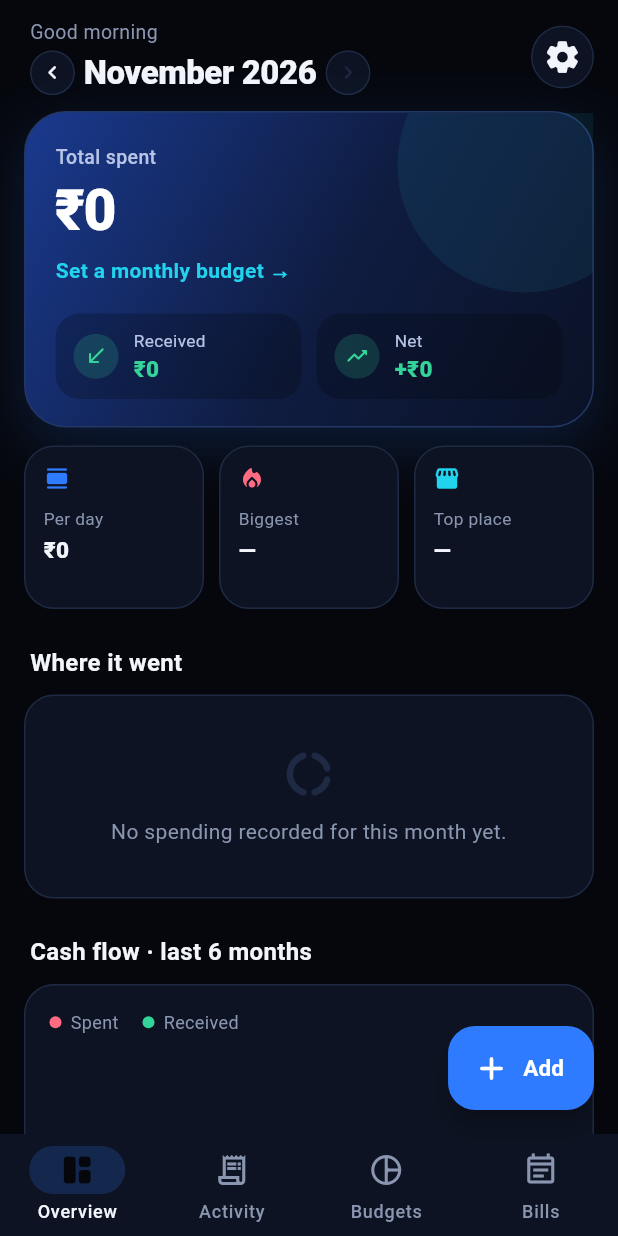
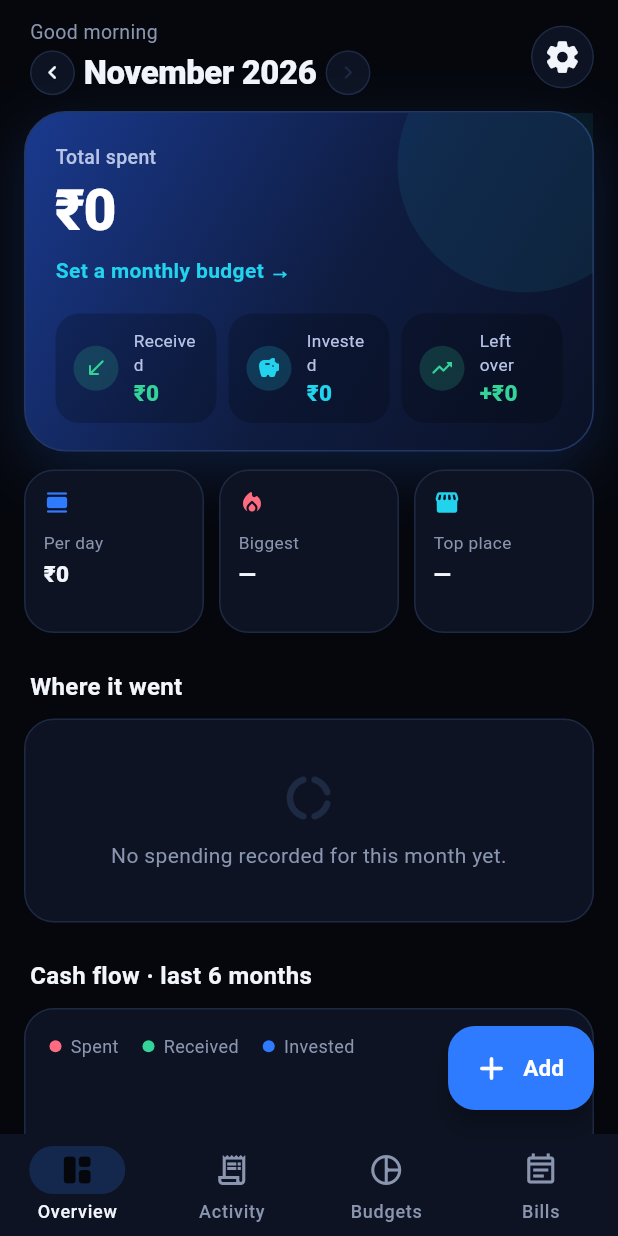
Before and after one commit to Zerogentic/Daily-Expense-Tracker, a Flutter app: the screen it shows after launch, on a phone screen of 412 x 824 dp. Run offline on Flutter 3.47's test engine with Material 3 defaults, Android fonts, the phone set to English and light mode, and no system bars; our stand-ins replace sqflite; accounts and stored records are empty.

Commit message:
Count investments as savings, not spending
- New built-in categories: Investments (SIPs, mutual funds, stocks,
  digital gold) and FD, RD & PPF (deposits, PPF, NPS, Sukanya); money
  back from them goes to 'Investment withdrawals'
- Savings categories are left out of spending, income and budgets, and
  any category can be switched to 'Counts as savings' in its edit sheet
- Overview shows Received, Invested (with savings rate) and Left over;
  the cash-flow chart gets an Invested bar; Activity day totals show
  what was saved; investment amounts are shown in blue
- SIP auto-debits are recognised from ICCL / BSE StAR MF / NSE Clearing /
  CAMS / KFintech / Zerodha / Groww and similar; redemptions and matured
  deposits from the same names or 'redemption' / 'matured' wording
- Database v5 adds the savings flag to categories

Co-Authored-By: Claude Opus 5.5 <noreply@anthropic.com>
Claude-Session: https://claude.ai/code/session_011TRZQSLSjaR8zWn9ytbVBc

```diff
--- a/lib/models.dart
+++ b/lib/models.dart
@@ -36,8 +36,18 @@ class Txn {
   final bool excluded;
 
   bool get isExpense => type == TxnType.debit;
-  bool get countsAsSpend => isExpense && !excluded;
-  bool get countsAsIncome => !isExpense && !excluded;
+  /// In a savings category (investments, deposits, or money back from them).
+  bool get isSaving => categoryFor(category).saving;
+
+  /// Spending: money out that isn't savings.
+  bool get countsAsSpend => isExpense && !excluded && !isSaving;
+
+  /// Money put into savings and investments.
+  bool get countsAsSaving => isExpense && !excluded && isSaving;
+
+  /// Money taken back out of savings (redemptions, matured deposits); not income.
+  bool get countsAsWithdrawal => !isExpense && !excluded && isSaving;
+  bool get countsAsIncome => !isExpense && !excluded && !isSaving;
   bool get fromSms => source == 'sms';
 
   String get title {
@@ -184,7 +194,8 @@ class Bill {
 }
 
 class Category {
-  const Category(this.key, this.label, this.icon, this.color, {this.income = false, this.custom = false});
+  const Category(this.key, this.label, this.icon, this.color,
+      {this.income = false, this.custom = false, this.saving = false});
 
   final String key;
   final String label;
@@ -192,6 +203,9 @@ class Category {
   final Color color;
   final bool income;
   final bool custom;
+
+  /// Savings, not spending or income: investments, deposits, and money back from them.
+  final bool saving;
 }
 
 /// Icons offered for new categories. Stored by index so release builds can
@@ -240,6 +254,9 @@ const List<IconData> categoryIconChoices = [
   Icons.work_rounded,
   Icons.replay_rounded,
   Icons.help_outline_rounded,
+  Icons.trending_up_rounded,
+  Icons.account_balance_wallet_rounded,
+  Icons.lock_clock_rounded,
 ];
 
 const List<Color> categoryColorChoices = [
@@ -287,10 +304,14 @@ const List<Category> builtInCategories = [
   Category('card_payment', 'Card bill payment', Icons.credit_card_rounded, Color(0xFF818CF8)),
   Category('misc', 'Other', Icons.category_rounded, Color(0xFFA8A29E)),
   // Not categorised yet: the app couldn't tell and the user hasn't picked one.
+  Category('investments', 'Investments', Icons.trending_up_rounded, Color(0xFF2F7BFF), saving: true),
+  Category('deposits', 'FD, RD & PPF', Icons.lock_clock_rounded, Color(0xFF22D3EE), saving: true),
   Category('other', 'Unknown', Icons.help_outline_rounded, Color(0xFF9CA3AF)),
   Category('salary', 'Salary', Icons.work_rounded, Color(0xFF34D399), income: true),
   Category('refund', 'Refunds & cashback', Icons.replay_rounded, Color(0xFF22D3EE), income: true),
   Category('misc_income', 'Other income', Icons.savings_rounded, Color(0xFF4ADE80), income: true),
+  Category('redemption', 'Investment withdrawals', Icons.account_balance_wallet_rounded, Color(0xFF22D3EE),
+      income: true, saving: true),
   // Money in that isn't categorised yet.
   Category('income', 'Unknown', Icons.help_outline_rounded, Color(0xFF9CA3AF), income: true),
   Category('transfers_in', 'Transfers in', Icons.swap_horiz_rounded, Color(0xFF7DD3FC), income: true),
@@ -314,6 +335,7 @@ Category customCategoryFromMap(Map<String, Object?> m) {
     categoryColorChoices[colorIndex],
     income: (m['income'] as int) == 1,
     custom: !isBuiltInCategory(m['key'] as String),
+    saving: ((m['saving'] as int?) ?? 0) == 1,
   );
 }
 
--- a/lib/screens/activity_screen.dart
+++ b/lib/screens/activity_screen.dart
@@ -158,6 +158,7 @@ class _DayTotal extends StatelessWidget {
     final state = AppScope.of(context);
     final out = txns.where((t) => t.countsAsSpend).fold<double>(0, (s, t) => s + state.counted(t));
     final inn = txns.where((t) => t.countsAsIncome).fold<double>(0, (s, t) => s + state.counted(t));
+    final saved = txns.where((t) => t.countsAsSaving).fold<double>(0, (s, t) => s + state.counted(t));
     return Row(
       mainAxisSize: MainAxisSize.min,
       children: [
@@ -168,6 +169,10 @@ class _DayTotal extends StatelessWidget {
         if (inn > 0)
           Text('+${money(inn)}',
               style: const TextStyle(fontSize: 12.5, color: AppColors.receive, fontWeight: FontWeight.w600)),
+        if (saved > 0 && (out > 0 || inn > 0)) const SizedBox(width: 10),
+        if (saved > 0)
+          Text('${money(saved)} saved',
+              style: const TextStyle(fontSize: 12.5, color: AppColors.accent, fontWeight: FontWeight.w600)),
       ],
     );
   }
--- a/lib/screens/budgets_screen.dart
+++ b/lib/screens/budgets_screen.dart
@@ -18,7 +18,7 @@ class BudgetsScreen extends StatelessWidget {
     final spent = state.spentIn(m);
     final total = state.totalBudget;
 
-    final cats = expenseCategories.toList()
+    final cats = expenseCategories.where((c) => !c.saving).toList()
       ..sort((a, b) {
         final ab = state.budgets.containsKey(a.key) ? 0 : 1;
         final bb = state.budgets.containsKey(b.key) ? 0 : 1;
--- a/lib/screens/home_screen.dart
+++ b/lib/screens/home_screen.dart
@@ -84,12 +84,15 @@ class HomeScreen extends StatelessWidget {
                     LegendDot(color: AppColors.spend, label: 'Spent'),
                     SizedBox(width: 16),
                     LegendDot(color: AppColors.receive, label: 'Received'),
+                    SizedBox(width: 16),
+                    LegendDot(color: AppColors.accent, label: 'Invested'),
                   ],
                 ),
                 const SizedBox(height: 16),
                 FlowBars(
                   spent: trend.map((e) => e.value).toList(),
                   received: inTrend,
+                  saved: state.savedTrend(6),
                   labels: trend.map((e) => monthShort(e.key)).toList(),
                 ),
               ],
@@ -206,7 +209,10 @@ class _HeroCard extends StatelessWidget {
   Widget build(BuildContext context) {
     final b = state.totalBudget;
     final fraction = (b == null || b <= 0) ? 0.0 : spent / b;
-    final net = received - spent;
+    final m = state.month;
+    final invested = state.netSavedIn(m);
+    final rate = state.savingsRate(m);
+    final net = received - spent - invested;
 
     return Container(
       decoration: BoxDecoration(
@@ -317,11 +323,20 @@ class _HeroCard extends StatelessWidget {
                         color: AppColors.receive,
                       ),
                     ),
-                    const SizedBox(width: 10),
+                    const SizedBox(width: 8),
+                    Expanded(
+                      child: _FlowPill(
+                        icon: Icons.savings_rounded,
+                        label: rate == null || rate <= 0 ? 'Invested' : 'Invested · ${(rate * 100).round()}%',
+                        value: '${invested < 0 ? '−' : ''}${money(invested.abs())}',
+                        color: AppColors.accent2,
+                      ),
+                    ),
+                    const SizedBox(width: 8),
                     Expanded(
                       child: _FlowPill(
                         icon: net < 0 ? Icons.trending_down_rounded : Icons.trending_up_rounded,
-                        label: 'Net',
+                        label: 'Left over',
                         value: '${net < 0 ? '−' : '+'}${money(net.abs())}',
                         color: net < 0 ? AppColors.spend : AppColors.receive,
                       ),
--- a/lib/screens/settings_screen.dart
+++ b/lib/screens/settings_screen.dart
@@ -42,7 +42,10 @@ class SettingsScreen extends StatelessWidget {
                     ListTile(
                       leading: CategoryIcon(c, size: 36),
                       title: Text(c.label),
-                      subtitle: c.custom
+                      subtitle: c.saving
+                          ? Text(c.income ? 'Money back from savings · not income' : 'Savings · not spending',
+                              style: const TextStyle(color: AppColors.accent, fontSize: 12))
+                          : c.custom
                           ? const Text('Your category', style: TextStyle(color: AppColors.muted, fontSize: 12))
                           : (categoryOverrides.containsKey(c.key)
                               ? const Text('Edited', style: TextStyle(color: AppColors.muted, fontSize: 12))
--- a/lib/services/categorizer.dart
+++ b/lib/services/categorizer.dart
@@ -6,6 +6,17 @@ import '../models.dart';
 /// 3. keywords in the payee name and message text.
 class Categorizer {
   static const Map<String, List<String>> _keywords = {
+    // Checked first: SIP auto-debits mention the clearing house or fund platform.
+    'investments': [
+      'mutual fund', 'sip', 'iccl', 'indian clearing', 'bse limited', 'bse star', 'bsestarmf', 'nse clearing',
+      'nsccl', 'nse mf', 'cams', 'camsonline', 'kfintech', 'kfin', 'karvy', 'zerodha', 'groww', 'upstox',
+      'angel one', 'angel broking', 'kuvera', 'paytm money', 'smallcase', 'et money', 'etmoney', 'indmoney',
+      'coin by zerodha', 'digital gold', 'safegold', 'augmont', 'sgb', 'sovereign gold', 'stocks', 'demat'
+    ],
+    'deposits': [
+      'fixed deposit', 'recurring deposit', 'term deposit', 'fd booking', 'fd opening', 'rd instalment',
+      'rd installment', 'ppf', 'public provident', 'nps', 'national pension', 'sukanya', 'ssy'
+    ],
     'food': [
       'swiggy', 'zomato', 'restaurant', 'cafe', 'coffee', 'bakery', 'hotel', 'dominos', 'domino',
       'mcdonald', 'kfc', 'pizza', 'burger', 'starbucks', 'chai', 'biryani', 'eatsure', 'food'
@@ -60,6 +71,13 @@ class Categorizer {
       if (hay.contains('refund') || hay.contains('cashback') || hay.contains('reversed') || hay.contains('reversal')) {
         return 'refund';
       }
+      // Money back from investments or deposits is your own savings returning, not income.
+      const withdrawals = [
+        'redemption', 'redeemed', 'redeem', 'maturity', 'matured', 'premature closure', 'fd closure', 'fd closed',
+        'mutual fund', 'iccl', 'indian clearing', 'nse clearing', 'nsccl', 'bse limited', 'zerodha', 'groww',
+        'upstox', 'kfintech', 'cams',
+      ];
+      if (withdrawals.any((w) => RegExp('(?<![a-z])${RegExp.escape(w)}(?![a-z])').hasMatch(hay))) return 'redemption';
       return 'income';
     }
 
--- a/lib/state.dart
+++ b/lib/state.dart
@@ -251,6 +251,28 @@ class AppState extends ChangeNotifier {
     return best;
   }
 
+  /// Money put into savings and investments in the month.
+  double savedIn(DateTime m) => txnsIn(m).where((t) => t.countsAsSaving).fold(0.0, (sum, t) => sum + counted(t));
+
+  /// Money taken back out of savings in the month (redemptions, matured deposits).
+  double withdrawnIn(DateTime m) =>
+      txnsIn(m).where((t) => t.countsAsWithdrawal).fold(0.0, (sum, t) => sum + counted(t));
+
+  /// Saved minus withdrawn.
+  double netSavedIn(DateTime m) => savedIn(m) - withdrawnIn(m);
+
+  /// Share of the month's income that went into savings, or null with no income.
+  double? savingsRate(DateTime m) {
+    final income = receivedIn(m);
+    if (income <= 0) return null;
+    return netSavedIn(m) / income;
+  }
+
+  /// Money saved for the [count] months ending at the selected month.
+  List<double> savedTrend(int count) => [
+        for (var i = count - 1; i >= 0; i--) savedIn(DateTime(month.year, month.month - i)),
+      ];
+
   /// Spending divided by days so far (current month) or days in the month.
   double dailyAverage(DateTime m) {
     final now = DateTime.now();
@@ -386,9 +408,10 @@ class AppState extends ChangeNotifier {
 
   // ---------- Categories ----------
   /// Creates a category and returns its key.
-  Future<String> addCategory(String label, {required bool income, required int iconIndex, required int colorIndex}) async {
+  Future<String> addCategory(String label,
+      {required bool income, required int iconIndex, required int colorIndex, bool saving = false}) async {
     final key = 'c_${DateTime.now().millisecondsSinceEpoch}';
-    await _db.addCategory(key, label, iconIndex, colorIndex, income);
+    await _db.addCategory(key, label, iconIndex, colorIndex, income, saving: saving);
     await _loadCategories();
     notifyListeners();
     return key;
@@ -406,8 +429,8 @@ class AppState extends ChangeNotifier {
 
   /// Renames or restyles any category, built-in or custom.
   Future<void> updateCategory(Category c,
-      {required String label, required int iconIndex, required int colorIndex}) async {
-    await _db.saveCategory(c.key, label, iconIndex, colorIndex, c.income);
+      {required String label, required int iconIndex, required int colorIndex, bool? saving}) async {
+    await _db.saveCategory(c.key, label, iconIndex, colorIndex, c.income, saving: saving ?? c.saving);
     await _loadCategories();
     notifyListeners();
   }
--- a/lib/widgets/charts.dart
+++ b/lib/widgets/charts.dart
@@ -225,18 +225,22 @@ class FlowBars extends StatelessWidget {
     super.key,
     required this.spent,
     required this.received,
+    this.saved,
     required this.labels,
     this.height = 150,
   });
 
   final List<double> spent;
   final List<double> received;
+
+  /// Money put into savings per month, drawn as a third bar.
+  final List<double>? saved;
   final List<String> labels;
   final double height;
 
   @override
   Widget build(BuildContext context) {
-    final maxV = [...spent, ...received].fold<double>(0, math.max);
+    final maxV = [...spent, ...received, ...?saved].fold<double>(0, math.max);
     final barArea = height - 28;
     double h(double v) => maxV <= 0 ? 3 : math.max(3, barArea * v / maxV);
 
@@ -257,6 +261,10 @@ class FlowBars extends StatelessWidget {
                       _bar(h(spent[i]), AppColors.spend, i == spent.length - 1),
                       const SizedBox(width: 4),
                       _bar(h(received[i]), AppColors.receive, i == spent.length - 1),
+                      if (saved != null) ...[
+                        const SizedBox(width: 4),
+                        _bar(h(saved![i]), AppColors.accent, i == spent.length - 1),
+                      ],
                     ],
                   ),
                   const SizedBox(height: 8),
--- a/pubspec.yaml
+++ b/pubspec.yaml
@@ -1,7 +1,7 @@
 name: expensetracker
 description: Personal expense tracker by Zero gentic. Manual entry, budgets and bills; no SMS access.
 publish_to: 'none'
-version: 1.1.1+1
+version: 1.2.0+1
 
 environment:
   sdk: '>=3.4.0 <4.0.0'
```
Also changed, not shown: lib/services/db.dart (+28 -5 lines), lib/widgets/txn_widgets.dart (+24 -3 lines), 1 other file.
